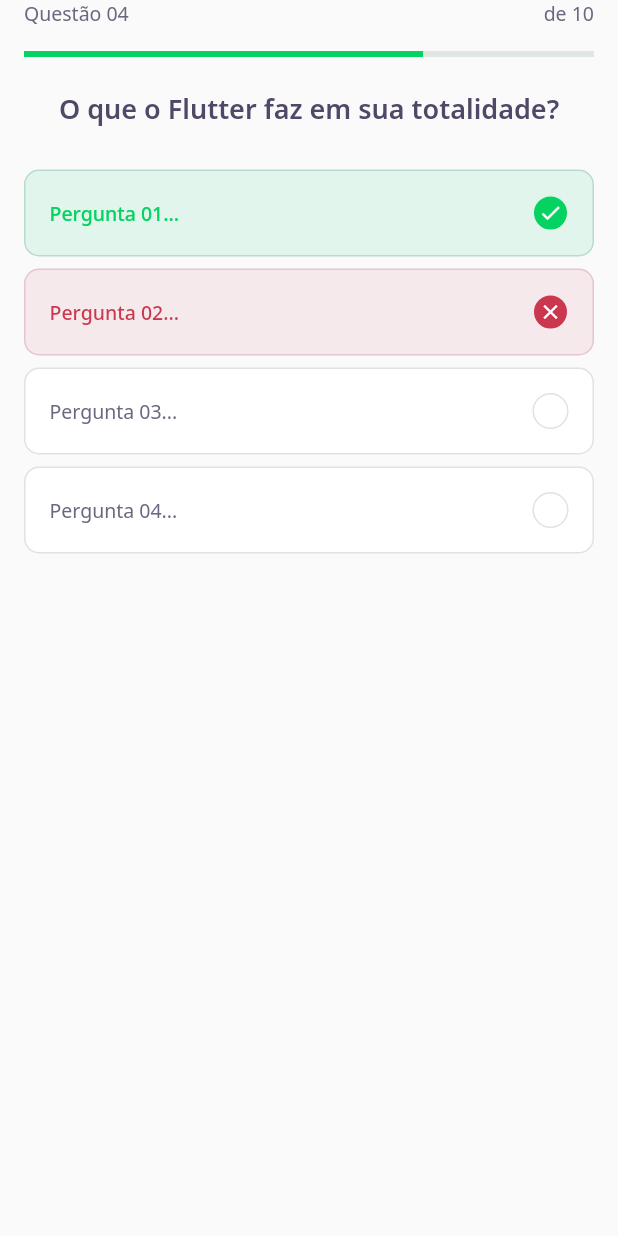
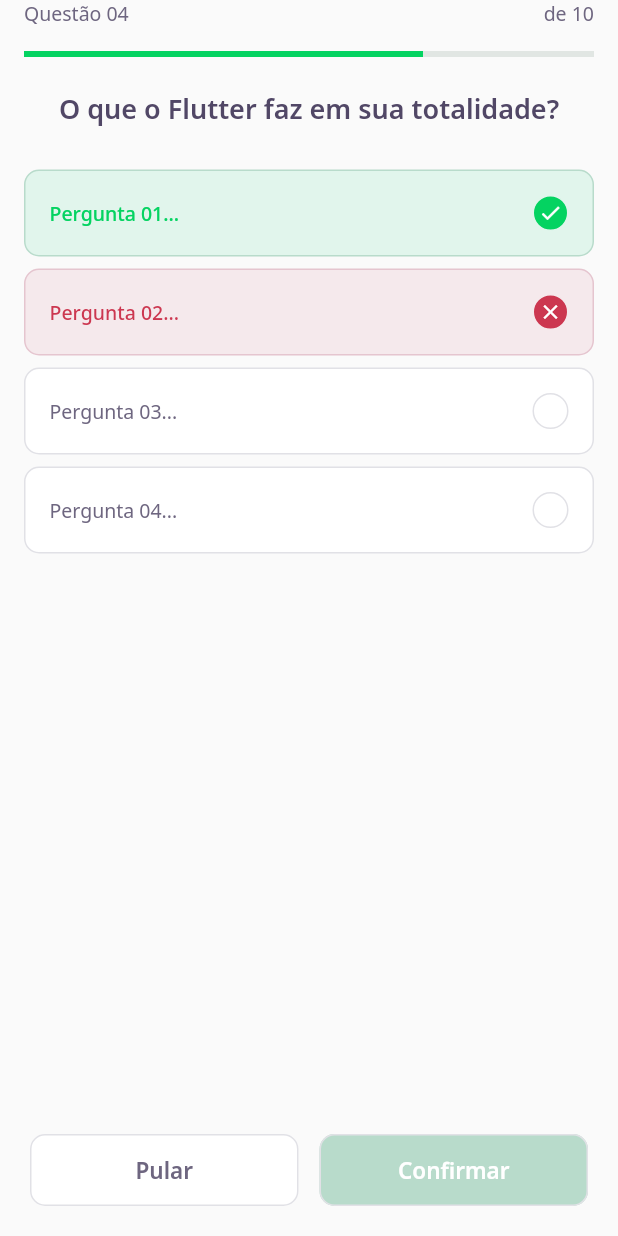
Before and after one commit to Andersonlimahw/flutter-rocketseat-devquiz, a Flutter app: the ChallangePage screen opened directly, on a phone screen of 412 x 824 dp. Run offline on Flutter 3.47's test engine with Material 2 defaults, Android fonts, the phone set to English and light mode, and no system bars; our stand-ins replace google_fonts; network calls fail.

```diff
--- a/lib/challange/challange_page.dart
+++ b/lib/challange/challange_page.dart
@@ -2,8 +2,10 @@ import 'package:DevQuiz/challange/widgets/question_indicator/question_indicator_
 import 'package:DevQuiz/challange/widgets/quiz/quiz_widtget.dart';
 import 'package:flutter/material.dart';
 
+import 'widgets/next_button/next_button_widget.dart';
+
 class ChallangePage extends StatefulWidget {
-  const ChallangePage({ Key? key }) : super(key: key);
+  const ChallangePage({Key? key}) : super(key: key);
 
   @override
   _ChallangePageState createState() => _ChallangePageState();
@@ -14,14 +16,28 @@ class _ChallangePageState extends State<ChallangePage> {
   Widget build(BuildContext context) {
     return Scaffold(
       appBar: PreferredSize(
-        preferredSize: Size.fromHeight(60),
-        child:
-          SafeArea(
-            child: QuestionIndicatorWidget()
-          )
-      ),
-      body: QuizWidget(
-        title: "O que o Flutter faz em sua totalidade?"
+          preferredSize: Size.fromHeight(60),
+          child: SafeArea(child: QuestionIndicatorWidget())),
+      body: QuizWidget(title: "O que o Flutter faz em sua totalidade?"),
+      bottomNavigationBar: SafeArea(
+        bottom:  true,
+        child: Padding(
+          padding: const EdgeInsets.symmetric(horizontal: 20, vertical: 20),
+          child: Row(
+            mainAxisAlignment: MainAxisAlignment.spaceEvenly,
+            children: [
+              Expanded(
+                child: NextButtonWidget.white(label: "Pular", onTap: () {})
+              ),
+              SizedBox(
+                width: 14,
+              ),
+              Expanded(
+                child: NextButtonWidget.green(label: "Confirmar", onTap: () {})
+              ),
+            ],
+          ),
+        ),
       ),
     );
   }
--- /dev/null
+++ b/lib/challange/widgets/next_button/next_button_widget.dart
@@ -0,0 +1,63 @@
+import 'package:flutter/cupertino.dart';
+import 'package:flutter/material.dart';
+import 'package:google_fonts/google_fonts.dart';
+
+import 'package:DevQuiz/core/core.dart';
+
+class NextButtonWidget extends StatelessWidget {
+  final String label;
+  final Color backGroundColor;
+  final Color fontColor;
+  final Color borderColor;
+
+  final VoidCallback onTap;
+
+  const NextButtonWidget({
+    Key? key,
+    required this.label,
+    required this.backGroundColor,
+    required this.fontColor,
+    required this.borderColor,
+    required this.onTap,
+  }) : super(key: key);
+
+  NextButtonWidget.green({ required String label, required VoidCallback onTap }):
+    this.backGroundColor =
+    AppColors.green,
+    this.fontColor = AppColors.white,
+    this.borderColor = AppColors.green,
+    this.label = label,
+    this.onTap = onTap;
+
+  NextButtonWidget.white({ required String label , required VoidCallback onTap }):
+    this.backGroundColor =
+    AppColors.white,
+    this.fontColor = AppColors.grey,
+    this.borderColor = AppColors.border,
+    this.label = label,
+    this.onTap = onTap;
+
+  @override
+  Widget build(BuildContext context) {
+    return Container(
+      height: 48,
+      child: TextButton(
+        style: ButtonStyle(
+          backgroundColor: MaterialStateProperty.all(backGroundColor),
+          shape: MaterialStateProperty.all(RoundedRectangleBorder(
+            borderRadius: BorderRadius.circular(10),
+          )),
+          side: MaterialStateProperty.all(BorderSide(color: AppColors.border))
+        ),
+        onPressed: onTap,
+        child: Text(
+          label,
+          style: GoogleFonts.notoSans(
+              fontWeight: FontWeight.w600,
+              fontSize: 15,
+              color: fontColor),
+        ),
+      ),
+    );
+  }
+}
--- a/lib/home/home_page.dart
+++ b/lib/home/home_page.dart
@@ -1,3 +1,4 @@
+import 'package:DevQuiz/challange/challange_page.dart';
 import 'package:DevQuiz/challange/widgets/quiz/quiz_widtget.dart';
 import 'package:DevQuiz/core/app_colors.dart';
 import 'package:DevQuiz/home/home_controller.dart';
@@ -23,9 +24,7 @@ class _HomePageState extends State<HomePage> {
     controller.getUser();
     controller.getQuizzes();
     controller.stateNotifier.addListener(() {
-      setState(() {
-
-      });
+      setState(() {});
     });
   }
 
@@ -52,13 +51,10 @@ class _HomePageState extends State<HomePage> {
                       SizedBox(
                         height: 24,
                       ),
-
                       LevelButtonWidget(label: "Fácil"),
                       LevelButtonWidget(label: "Médio"),
                       LevelButtonWidget(label: "Difícil"),
                       LevelButtonWidget(label: "Perito"),
-
-
                     ],
                   ),
                 ),
@@ -67,18 +63,30 @@ class _HomePageState extends State<HomePage> {
                 ),
                 Expanded(
                   child: GridView.count(
-                    crossAxisCount: 2,
-                    crossAxisSpacing: 16,
-                    mainAxisSpacing: 16,
+                    crossAxisCount: 2, // Limita dois card por vez
+                    crossAxisSpacing: 16, // Espaçamento vertical
+                    mainAxisSpacing: 16, // Espaçamento horizontal
                     children: controller.quizzes!
-                        .map((e) => QuizCardWidget(
+                        .map(
+                          (e) => QuizCardWidget(
                               title: e.title,
                               image: e.image,
+                              onTap: () {
+                                Navigator.push(
+                                    context,
+                                    MaterialPageRoute(
+                                      builder: (context) => ChallangePage(),
+                                    ));
+                              },
                               completed:
                                   "${e.questionAnswered}/${e.questions.length}",
-                            percent: e.questionAnswered / e.questions.length))
+                              percent: e.questionAnswered / e.questions.length),
+                        )
                         .toList(),
                   ),
+                ),
+                SizedBox(
+                  height: 36,
                 ),
               ],
             ),
--- a/lib/home/widgets/quiz_card/quiz_card_widget.dart
+++ b/lib/home/widgets/quiz_card/quiz_card_widget.dart
@@ -1,7 +1,6 @@
 import 'package:flutter/material.dart';
 
 import 'package:DevQuiz/core/app_colors.dart';
-import 'package:DevQuiz/core/app_images.dart';
 import 'package:DevQuiz/core/app_text_styles.dart';
 import 'package:DevQuiz/shared/widgets/progress_indicator/progress_indicator.dart';
 
@@ -10,6 +9,7 @@ class QuizCardWidget extends StatelessWidget {
   final String completed;
   final double percent;
   final String image;
+  final VoidCallback onTap;
 
   const QuizCardWidget({
     Key? key,
@@ -17,11 +17,14 @@ class QuizCardWidget extends StatelessWidget {
     required this.completed,
     required this.percent,
     required this.image,
+    required this.onTap,
   }) : super(key: key);
 
   @override
   Widget build(BuildContext context) {
-    return Container(
+    return GestureDetector(
+      onTap: onTap,
+      child: Container(
         padding: const EdgeInsets.all(8),
         decoration:
           BoxDecoration(
@@ -68,6 +71,7 @@ class QuizCardWidget extends StatelessWidget {
               )
             ],
           ),
+      ),
     );
   }
 }
```
Lines whose indentation alone changed are shown as unchanged.
